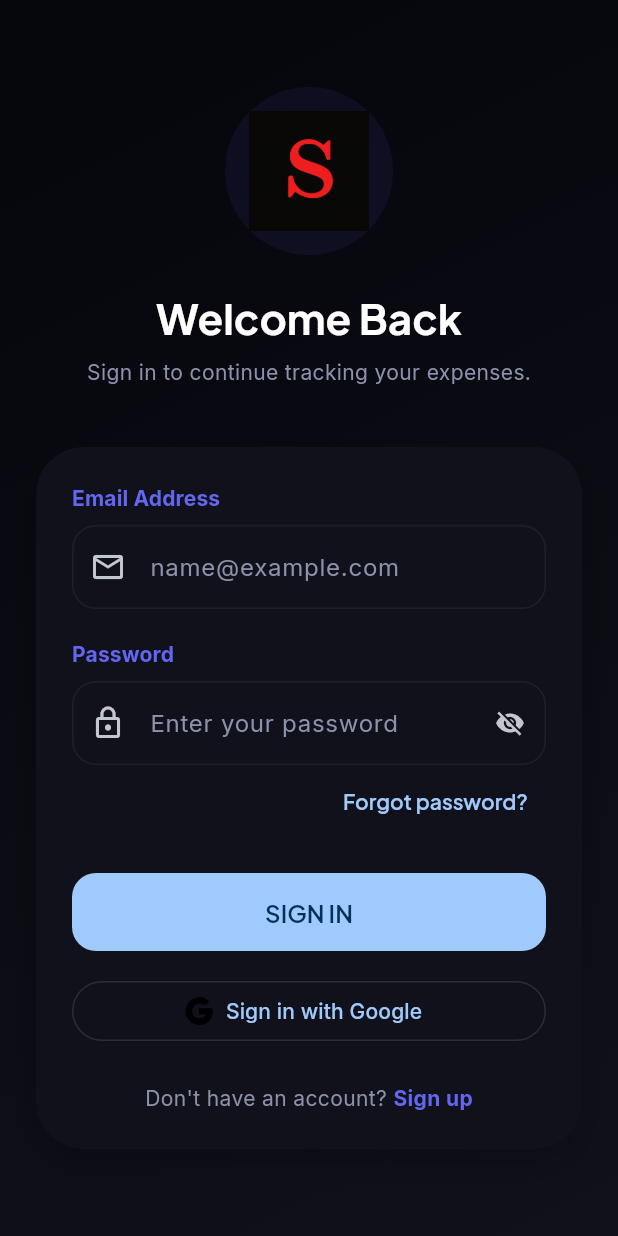
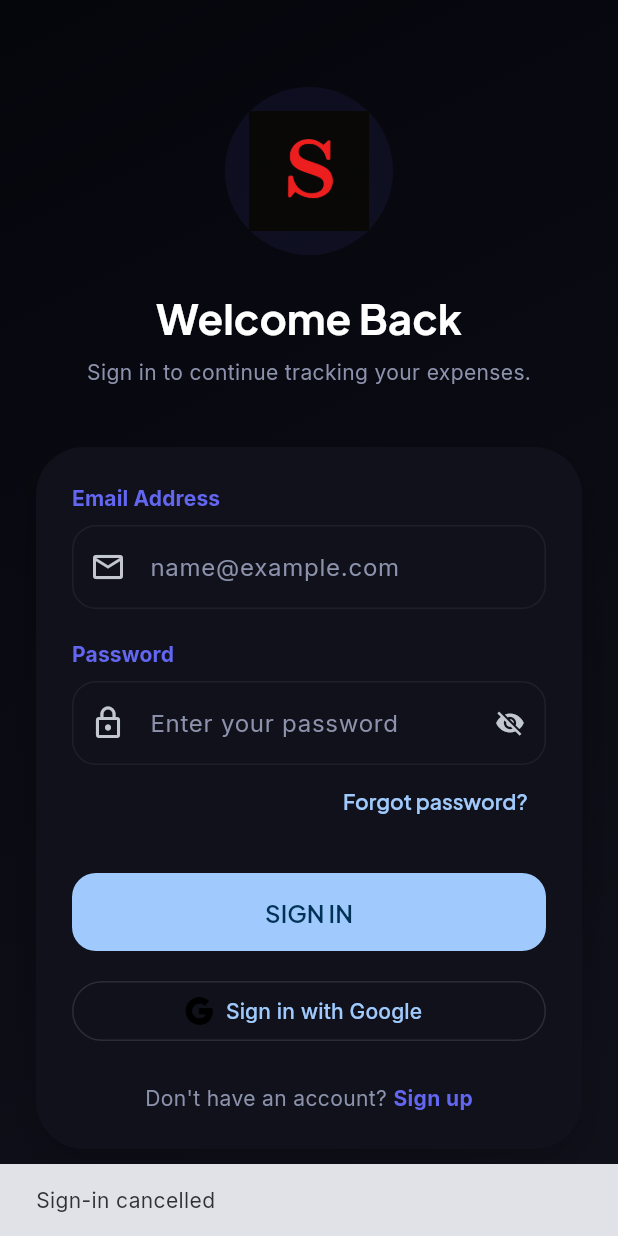
Before and after one commit to SaimSuhailQu/smartexpense, a Flutter app: the EnhancedLoginScreen screen opened by its route, after a tap on "Sign in with Google", on a phone screen of 412 x 824 dp. Run offline on Flutter 3.47's test engine with Material 3 defaults, Android fonts, the phone set to English and light mode, and no system bars; drawn by our look-alikes of dynamic_color; our stand-ins replace cloud_firestore, csv, file_picker, firebase_auth, firebase_core, firebase_storage and 13 more; missing offline and left inert: google_mlkit_text_recognition, googleapis; accounts and stored records are empty.

Commit message:
fix: remove Firebase Test Lab and fix Google Sign-In navigation
1. Remove Firebase Test Lab from workflow
   - Removed jq installation step
   - Removed Firebase Test Lab Robo Test step
   - Simplifies build process and removes permission issues

2. Fix Google Sign-In navigation issue
   - Added explicit navigation to dashboard after successful sign-in
   - Added 300ms delay to ensure auth state propagates
   - Added user feedback for cancelled sign-in
   - Enhanced error handling with detailed messages
   - Fixed email sign-in to navigate to verification or dashboard

Changes resolve:
- Build workflow failures due to Firebase permissions
- Users stuck on login screen after Google authentication
- Improved user experience with clear navigation flow

Co-Authored-By: Claude Sonnet 4.5 <noreply@anthropic.com>

```diff
--- a/lib/screens/enhanced_login_screen.dart
+++ b/lib/screens/enhanced_login_screen.dart
@@ -38,14 +38,28 @@ class _EnhancedLoginScreenState extends State<EnhancedLoginScreen> {
       final result = await Provider.of<AuthService>(context, listen: false)
           .signInWithEmailPassword(_emailController.text, _passwordController.text);
       if (!mounted) return;
+
       if (result == null) {
         ScaffoldMessenger.of(context).showSnackBar(
           const SnackBar(content: Text('Email/Password Sign-In failed')),
         );
-      } else if (result.user != null && !result.user!.emailVerified) {
+        return;
+      }
+
+      if (result.user != null && !result.user!.emailVerified) {
         ScaffoldMessenger.of(context).showSnackBar(
           const SnackBar(content: Text('Please verify your email address. Check your inbox for verification email.')),
         );
+        // Navigate to email verification screen
+        await Future.delayed(const Duration(milliseconds: 300));
+        if (!mounted) return;
+        Navigator.of(context).pushReplacementNamed('/email_verification');
+      } else if (result.user != null && result.user!.emailVerified) {
+        // Email is verified, navigate to dashboard
+        debugPrint('Email sign-in successful, user: ${result.user?.email}');
+        await Future.delayed(const Duration(milliseconds: 300));
+        if (!mounted) return;
+        Navigator.of(context).pushReplacementNamed('/dashboard');
       }
     } on FirebaseAuthException catch (e) {
       if (!mounted) return;
@@ -75,14 +89,35 @@ class _EnhancedLoginScreenState extends State<EnhancedLoginScreen> {
     try {
       final result = await Provider.of<AuthService>(context, listen: false).signInWithGoogle();
       if (!mounted) return;
+
       if (result == null) {
+        // User cancelled the sign-in
+        ScaffoldMessenger.of(context).showSnackBar(
+          const SnackBar(content: Text('Sign-in cancelled')),
+        );
         return;
       }
-      debugPrint('Google sign-in successful, user: ${result.user?.email}');
+
+      if (result.user != null) {
+        debugPrint('Google sign-in successful, user: ${result.user?.email}');
+
+        // Navigate to dashboard after successful sign-in
+        // The AuthWrapper StreamBuilder should automatically detect the auth state change
+        // but we add explicit navigation as a fallback
+
+        // Add a small delay to ensure auth state propagates
+        await Future.delayed(const Duration(milliseconds: 300));
+
+        if (!mounted) return;
+
+        // Navigate to dashboard
+        Navigator.of(context).pushReplacementNamed('/dashboard');
+      }
     } catch (e) {
       if (!mounted) return;
+      debugPrint('Google sign-in error: $e');
       ScaffoldMessenger.of(context).showSnackBar(
-        SnackBar(content: Text('Login failed: $e')),
+        SnackBar(content: Text('Sign-in failed: ${e.toString()}')),
       );
     } finally {
       if (mounted) setState(() => _isLoading = false);
```
Also changed, not shown: 1 other file.
